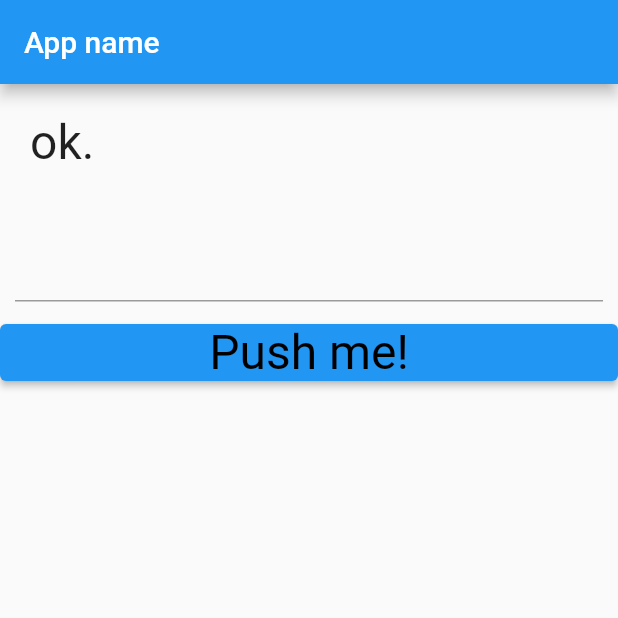
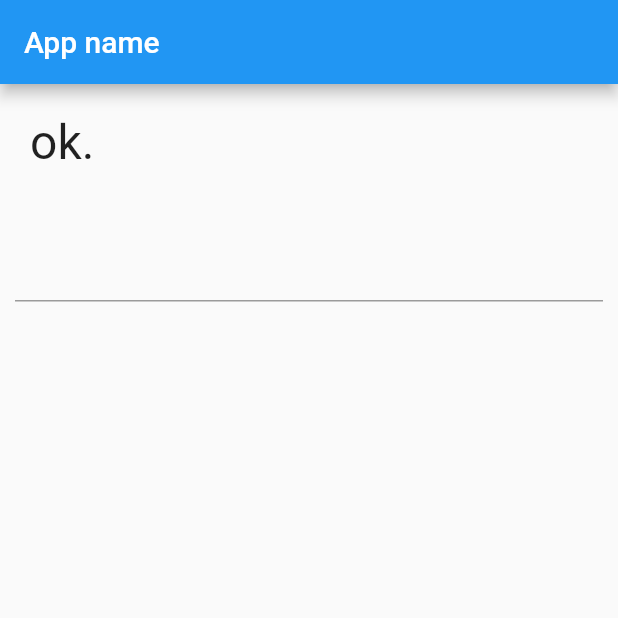
Before and after one commit to besumero628/flutter3_basic, a Flutter app: the screen it shows after launch, on a phone screen of 412 x 824 dp, the top half of it. Run offline on Flutter 3.47's test engine with Material 2 defaults, Android fonts, the light colour scheme and no system bars.

Commit message:
onChangeの使用

```diff
--- a/flutter_app/lib/main.dart
+++ b/flutter_app/lib/main.dart
@@ -56,6 +56,7 @@ class _MyHomePageState extends State<MyHomePage> {
             Padding(
               padding: EdgeInsets.all(10.0),
               child: TextField(
+                onChanged: textChanged,
                 controller: _controller,
                 style: TextStyle(
                   fontSize: 28.0,
@@ -65,26 +66,14 @@ class _MyHomePageState extends State<MyHomePage> {
                 ),
               ),
             ),
-            ElevatedButton(
-              child: Text(
-                "Push me!",
-                style: TextStyle(
-                  fontSize: 32.0,
-                  color: const Color(0xff000000),
-                  fontWeight: FontWeight.w400,
-                  fontFamily: "Roboto"
-                ),
-              ),
-              onPressed: buttonPressed,
-            )
           ],
         ),
       ),
     );
   }
-  void buttonPressed() {
+  void textChanged(String val) {
     setState(() {
-      _message = 'you said: ' + _controller.text;
+      _message = val.toUpperCase();
     });
   }
 }
```
